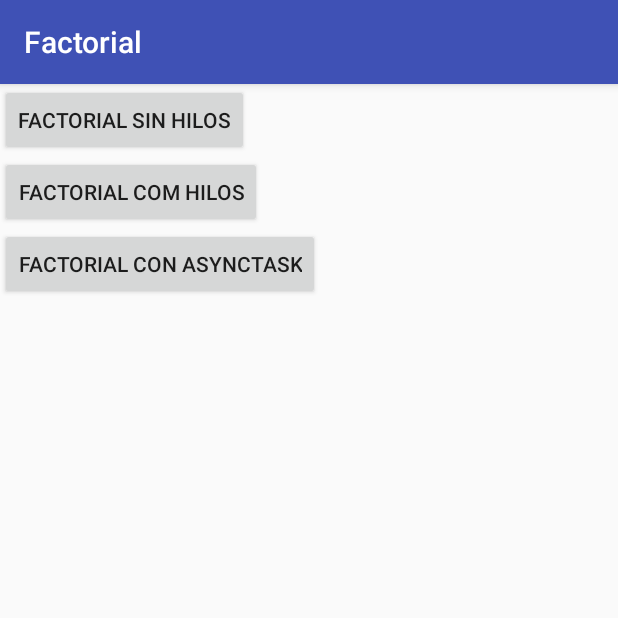
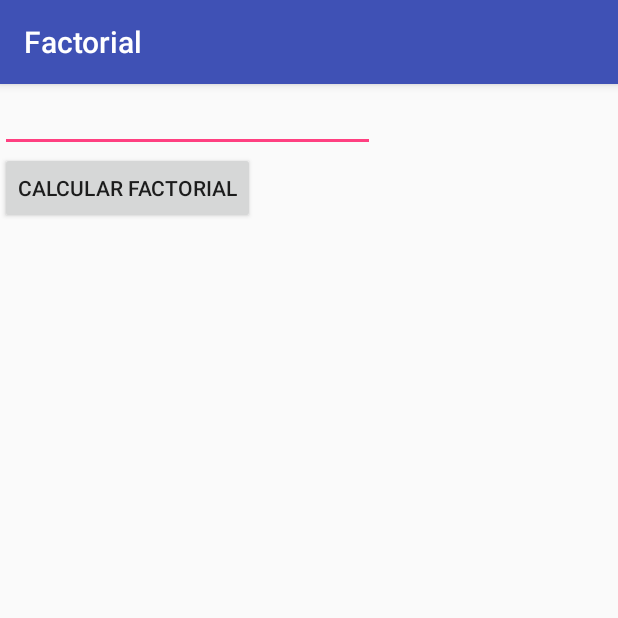
Before and after one commit to juanminm/dam2-pmm, an Android app: the screen it shows after launch (MainActivity before the commit, FactorialConAsynctaskActivity after it), after a tap on "FACTORIAL CON ASYNCTASK", on a phone screen of 412 x 824 dp, the top half of it. Run offline under Robolectric (Android 15) with nearby library versions, the phone set to English and light mode, and no system bars.

Commit message:
Add activity to get the factorial with Asynctask

```diff
--- a/Factorial/app/src/main/AndroidManifest.xml
+++ b/Factorial/app/src/main/AndroidManifest.xml
@@ -18,6 +18,7 @@
         </activity>
         <activity android:name=".FactorialSinHilosActivity" />
         <activity android:name=".FactorialConHilosActivity" />
+        <activity android:name=".FactorialConAsynctaskActivity" />
     </application>
 
 </manifest>
--- /dev/null
+++ b/Factorial/app/src/main/java/org/institutoserpis/juanminm/factorial/FactorialConAsynctaskActivity.java
@@ -0,0 +1,53 @@
+package org.institutoserpis.juanminm.factorial;
+
+import android.os.AsyncTask;
+import android.os.SystemClock;
+import android.support.v7.app.AppCompatActivity;
+import android.os.Bundle;
+import android.view.View;
+import android.widget.EditText;
+import android.widget.TextView;
+
+public class FactorialConAsynctaskActivity extends AppCompatActivity {
+
+    EditText entrada;
+    TextView salida;
+
+    @Override
+    protected void onCreate(Bundle savedInstanceState) {
+        super.onCreate(savedInstanceState);
+        setContentView(R.layout.activity_factorial_con_asynctask);
+
+        entrada = findViewById(R.id.activity_factorial_con_asynctask_et_entrada);
+        salida = findViewById(R.id.activity_factorial_con_asynctask_tv_salida);
+    }
+
+    public void calcularOperacion(View view) {
+        int n = Integer.parseInt(entrada.getText().toString());
+        salida.append(n + "! = ");
+        MiTarea tarea = new MiTarea();
+        tarea.execute(n);
+    }
+
+    public int factorial(int n) {
+        int res=1;
+        for (int i = 1; i <= n; i++) {
+            res *= i;
+            SystemClock.sleep(1000);
+        }
+
+        return res;
+    }
+
+    class MiTarea extends AsyncTask<Integer, Void, Integer> {
+        @Override
+        protected Integer doInBackground(Integer... n) {
+            return factorial(n[0]);
+        }
+
+        @Override
+        protected void onPostExecute(Integer res) {
+            salida.append(res + "\n");
+        }
+    }
+}
--- a/Factorial/app/src/main/java/org/institutoserpis/juanminm/factorial/MainActivity.java
+++ b/Factorial/app/src/main/java/org/institutoserpis/juanminm/factorial/MainActivity.java
@@ -43,7 +43,9 @@ public class MainActivity extends AppCompatActivity {
         goToFactConAsynctaskButton.setOnClickListener(new View.OnClickListener() {
             @Override
             public void onClick(View v) {
-                //TODO
+                Intent intent = new Intent(MainActivity.this, FactorialConAsynctaskActivity.class);
+
+                goToActivity(intent);
             }
         });
     }
--- /dev/null
+++ b/Factorial/app/src/main/res/layout/activity_factorial_con_asynctask.xml
@@ -0,0 +1,31 @@
+<?xml version="1.0" encoding="utf-8"?>
+<LinearLayout xmlns:android="http://schemas.android.com/apk/res/android"
+    xmlns:app="http://schemas.android.com/apk/res-auto"
+    xmlns:tools="http://schemas.android.com/tools"
+    android:layout_width="match_parent"
+    android:layout_height="match_parent"
+    android:orientation="vertical"
+    tools:context="org.institutoserpis.juanminm.factorial.MainActivity">
+
+    <EditText
+        android:id="@+id/activity_factorial_con_asynctask_et_entrada"
+        android:layout_width="250dp"
+        android:layout_height="wrap_content" />
+
+    <Button
+        android:layout_width="wrap_content"
+        android:layout_height="wrap_content"
+        android:text="Calcular Factorial"
+        android:onClick="calcularOperacion" />
+
+    <TextView
+        android:id="@+id/activity_factorial_con_asynctask_tv_salida"
+        android:layout_width="match_parent"
+        android:layout_height="wrap_content"
+        android:textSize="20sp"
+        app:layout_constraintBottom_toBottomOf="parent"
+        app:layout_constraintLeft_toLeftOf="parent"
+        app:layout_constraintRight_toRightOf="parent"
+        app:layout_constraintTop_toTopOf="parent" />
+
+</LinearLayout>
```
